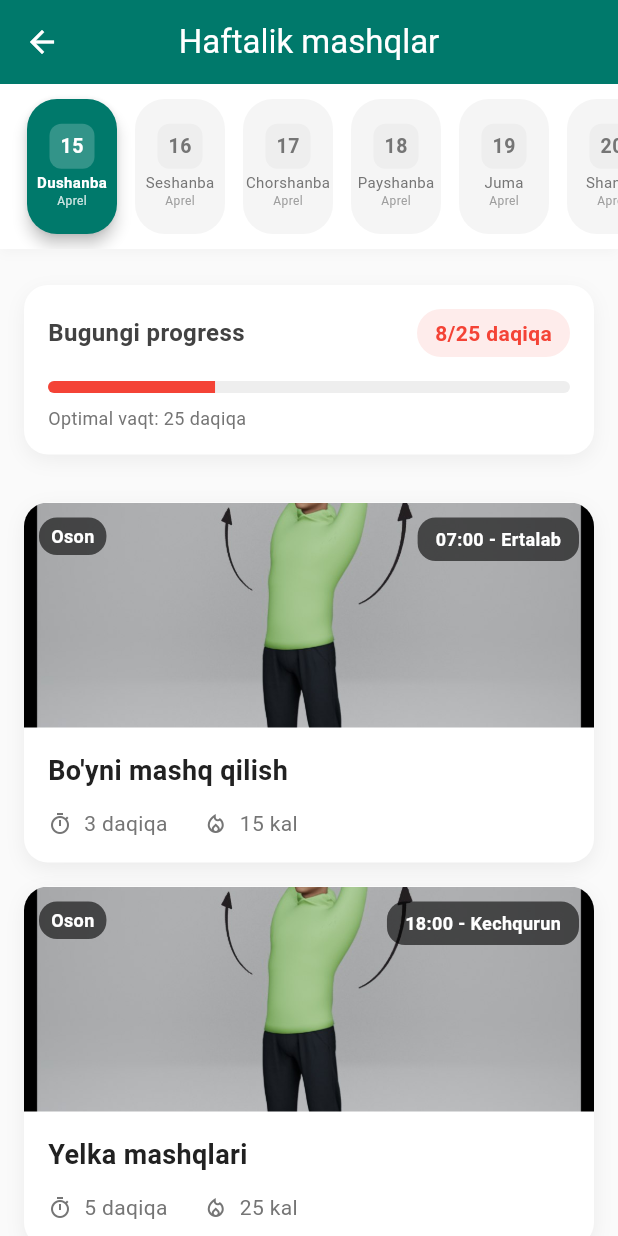
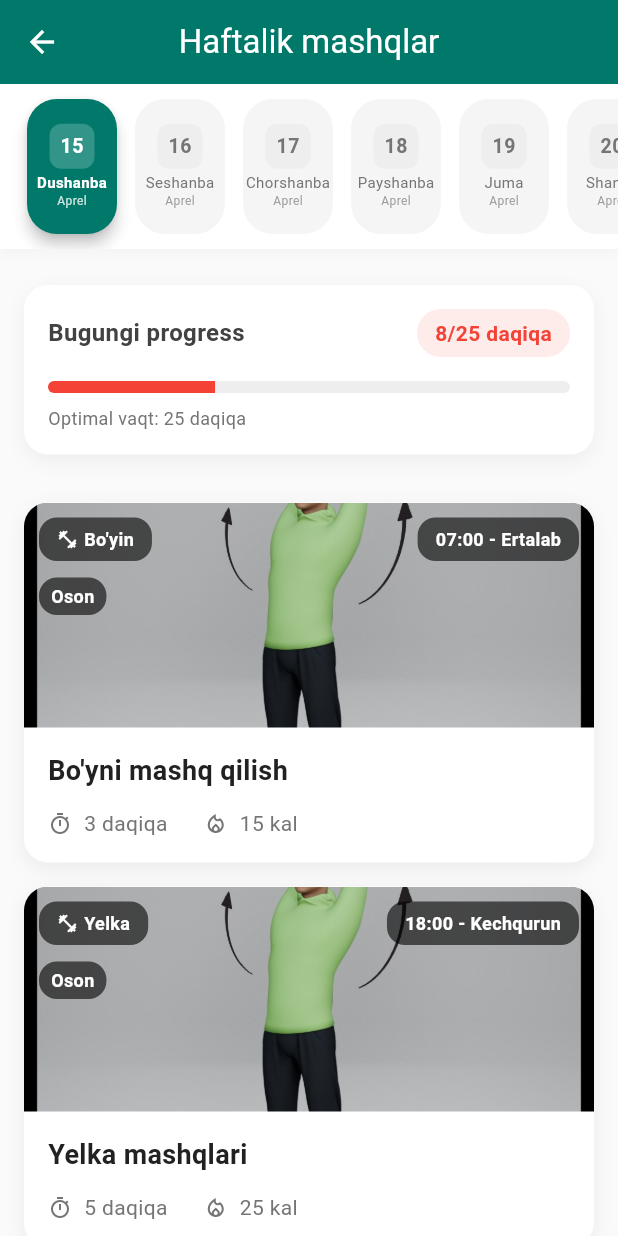
Before and after one commit to Hikmatullohprogramist/fitness_app, a Flutter app: the WorkoutsScreen screen opened by its route, on a phone screen of 412 x 824 dp. Run offline on Flutter 3.47's test engine with Material 3 defaults, Android fonts, the phone set to English and light mode, and no system bars; our stand-ins replace cached_network_image, fl_chart, flutter_secure_storage, hive, image_picker, lottie and 2 more; accounts and stored records are empty.

Commit message:
Refactor workout categories: Add category and categoryIcon fields to workouts, enhance UI with category badges in WorkoutsScreen, and simplify notification button action in HomePage.

```diff
--- a/lib/main.dart
+++ b/lib/main.dart
@@ -44,9 +44,7 @@ class _HomePageState extends State<HomePage> {
         actions: [
           IconButton(
             icon: const Icon(Icons.notifications),
-            onPressed: () {
-              // Show notifications
-            },
+            onPressed: () {},
           ),
         ],
       ),
--- a/lib/screens/workouts_screen.dart
+++ b/lib/screens/workouts_screen.dart
@@ -17,6 +17,8 @@ class _WorkoutsScreenState extends State<WorkoutsScreen> {
       'icon': Icons.calendar_today,
       'totalTime': '8 daqiqa',
       'optimalTime': 25,
+      'category': 'Bo\'yin va yelka',
+      'categoryIcon': Icons.fitness_center,
       'workouts': [
         {
           'title': 'Bo\'yni mashq qilish',
@@ -25,6 +27,7 @@ class _WorkoutsScreenState extends State<WorkoutsScreen> {
           'difficulty': 'Oson',
           'image': 'assets/workout.jpg',
           'time': '07:00 - Ertalab',
+          'category': 'Bo\'yin',
         },
         {
           'title': 'Yelka mashqlari',
@@ -33,6 +36,7 @@ class _WorkoutsScreenState extends State<WorkoutsScreen> {
           'difficulty': 'Oson',
           'image': 'assets/workout.jpg',
           'time': '18:00 - Kechqurun',
+          'category': 'Yelka',
         },
       ],
     },
@@ -43,6 +47,8 @@ class _WorkoutsScreenState extends State<WorkoutsScreen> {
       'icon': Icons.calendar_today,
       'totalTime': '0 daqiqa',
       'optimalTime': 25,
+      'category': 'Yoga',
+      'categoryIcon': Icons.self_improvement,
       'workouts': [
         {
           'title': 'Yoga',
@@ -51,6 +57,7 @@ class _WorkoutsScreenState extends State<WorkoutsScreen> {
           'difficulty': 'Oson',
           'image': 'assets/workout.jpg',
           'time': '08:00 - Ertalab',
+          'category': 'Yoga',
         },
       ],
     },
@@ -61,6 +68,8 @@ class _WorkoutsScreenState extends State<WorkoutsScreen> {
       'icon': Icons.calendar_today,
       'totalTime': '0 daqiqa',
       'optimalTime': 25,
+      'category': 'Kuch mashqlari',
+      'categoryIcon': Icons.fitness_center,
       'workouts': [
         {
           'title': 'Kuch mashqlari',
@@ -69,6 +78,7 @@ class _WorkoutsScreenState extends State<WorkoutsScreen> {
           'difficulty': 'Murakkab',
           'image': 'assets/workout.jpg',
           'time': '17:00 - Kechqurun',
+          'category': 'Kuch',
         },
       ],
     },
@@ -79,6 +89,8 @@ class _WorkoutsScreenState extends State<WorkoutsScreen> {
       'icon': Icons.calendar_today,
       'totalTime': '0 daqiqa',
       'optimalTime': 25,
+      'category': 'Stretching',
+      'categoryIcon': Icons.accessibility_new,
       'workouts': [
         {
           'title': 'Stretching',
@@ -87,6 +99,7 @@ class _WorkoutsScreenState extends State<WorkoutsScreen> {
           'difficulty': 'Oson',
           'image': 'assets/workout.jpg',
           'time': '07:30 - Ertalab',
+          'category': 'Stretching',
         },
       ],
     },
@@ -97,6 +110,8 @@ class _WorkoutsScreenState extends State<WorkoutsScreen> {
       'icon': Icons.calendar_today,
       'totalTime': '0 daqiqa',
       'optimalTime': 25,
+      'category': 'Kardio',
+      'categoryIcon': Icons.directions_run,
       'workouts': [
         {
           'title': 'Kardio',
@@ -105,6 +120,7 @@ class _WorkoutsScreenState extends State<WorkoutsScreen> {
           'difficulty': 'O\'rta',
           'image': 'assets/workout.jpg',
           'time': '18:30 - Kechqurun',
+          'category': 'Kardio',
         },
       ],
     },
@@ -115,6 +131,8 @@ class _WorkoutsScreenState extends State<WorkoutsScreen> {
       'icon': Icons.calendar_today,
       'totalTime': '0 daqiqa',
       'optimalTime': 25,
+      'category': 'Kuch mashqlari',
+      'categoryIcon': Icons.fitness_center,
       'workouts': [
         {
           'title': 'Kuch mashqlari',
@@ -123,6 +141,7 @@ class _WorkoutsScreenState extends State<WorkoutsScreen> {
           'difficulty': 'Murakkab',
           'image': 'assets/workout.jpg',
           'time': '09:00 - Ertalab',
+          'category': 'Kuch',
         },
       ],
     },
@@ -133,6 +152,8 @@ class _WorkoutsScreenState extends State<WorkoutsScreen> {
       'icon': Icons.calendar_today,
       'totalTime': '0 daqiqa',
       'optimalTime': 0,
+      'category': 'Dam olish',
+      'categoryIcon': Icons.beach_access,
       'workouts': [
         {
           'title': 'Dam olish',
@@ -141,6 +162,7 @@ class _WorkoutsScreenState extends State<WorkoutsScreen> {
           'difficulty': 'Oson',
           'image': 'assets/workout.jpg',
           'time': 'Dam olish kuni',
+          'category': 'Dam olish',
         },
       ],
     },
@@ -423,6 +445,40 @@ class _WorkoutsScreenState extends State<WorkoutsScreen> {
                                 fit: BoxFit.cover,
                               ),
                             ),
+                            // Category badge
+                            Positioned(
+                              top: 10,
+                              left: 10,
+                              child: Container(
+                                padding: const EdgeInsets.symmetric(
+                                  horizontal: 12,
+                                  vertical: 6,
+                                ),
+                                decoration: BoxDecoration(
+                                  color: Colors.black.withOpacity(0.6),
+                                  borderRadius: BorderRadius.circular(12),
+                                ),
+                                child: Row(
+                                  children: [
+                                    Icon(
+                                      weekDays[_selectedDayIndex]
+                                          ['categoryIcon'],
+                                      color: Colors.white,
+                                      size: 14,
+                                    ),
+                                    const SizedBox(width: 4),
+                                    Text(
+                                      workout['category'],
+                                      style: const TextStyle(
+                                        color: Colors.white,
+                                        fontSize: 12,
+                                        fontWeight: FontWeight.bold,
+                                      ),
+                                    ),
+                                  ],
+                                ),
+                              ),
+                            ),
                             // Time badge
                             Positioned(
                               top: 10,
@@ -448,7 +504,7 @@ class _WorkoutsScreenState extends State<WorkoutsScreen> {
                             ),
                             // Difficulty badge
                             Positioned(
-                              top: 10,
+                              top: 50,
                               left: 10,
                               child: Container(
                                 padding: const EdgeInsets.symmetric(
--- a/lib/widgets/app_drawer.dart
+++ b/lib/widgets/app_drawer.dart
@@ -44,7 +44,6 @@ class AppDrawer extends StatelessWidget {
             leading: const Icon(Icons.book),
             title: const Text('Nazariy ma\'lumot'),
             onTap: () {
-              Navigator.pop(context);
               Navigator.push(
                 context,
                 MaterialPageRoute(builder: (context) => const TheoryScreen()),
@@ -55,7 +54,6 @@ class AppDrawer extends StatelessWidget {
             leading: const Icon(Icons.person),
             title: const Text('Mening ma\'lumotlarim'),
             onTap: () {
-              Navigator.pop(context);
               _navigateToProfile(context);
             },
           ),
@@ -63,7 +61,6 @@ class AppDrawer extends StatelessWidget {
             leading: const Icon(Icons.timer),
             title: const Text('Vaqt reglamenti'),
             onTap: () {
-              Navigator.pop(context);
               Navigator.push(
                 context,
                 MaterialPageRoute(
@@ -86,7 +83,6 @@ class AppDrawer extends StatelessWidget {
             leading: const Icon(Icons.book_online),
             title: const Text('Mening jurnalim'),
             onTap: () {
-              Navigator.pop(context);
               Navigator.push(
                 context,
                 MaterialPageRoute(builder: (context) => const JournalScreen()),
@@ -98,7 +94,7 @@ class AppDrawer extends StatelessWidget {
             leading: const Icon(Icons.settings),
             title: const Text('Sozlamalar'),
             onTap: () {
-              Navigator.pop(context);
+              // Navigator.pop(context);
               Navigator.push(
                 context,
                 MaterialPageRoute(builder: (context) => const SettingsScreen()),
@@ -109,7 +105,6 @@ class AppDrawer extends StatelessWidget {
             leading: const Icon(Icons.help),
             title: const Text('Yordam va qo\'llab-quvvatlash'),
             onTap: () {
-              Navigator.pop(context);
               Navigator.push(
                 context,
                 MaterialPageRoute(
@@ -121,7 +116,6 @@ class AppDrawer extends StatelessWidget {
             leading: const Icon(Icons.info),
             title: const Text('Ilova haqida'),
             onTap: () {
-              Navigator.pop(context);
               Navigator.push(
                 context,
                 MaterialPageRoute(builder: (context) => const AboutScreen()),
@@ -146,7 +140,7 @@ class AppDrawer extends StatelessWidget {
     Navigator.push(
       context,
       MaterialPageRoute(
-        builder: (context) => ProfileScreen(),
+        builder: (context) => const ProfileScreen(),
       ),
     );
   }
```
